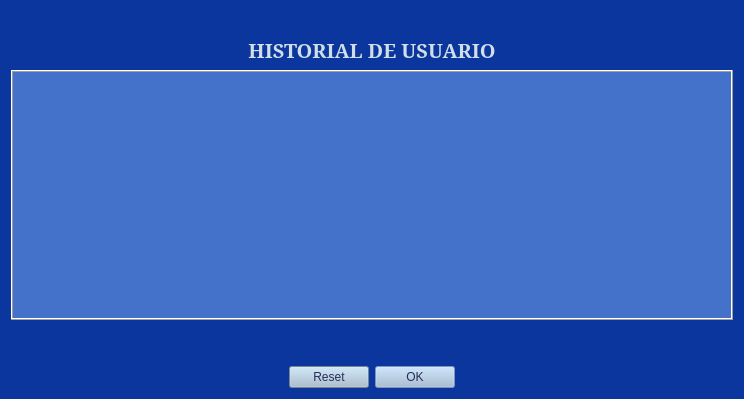
First picture: the form in APP/historial.ui, repository adcfrba/TPO_INFOII, before the edit.
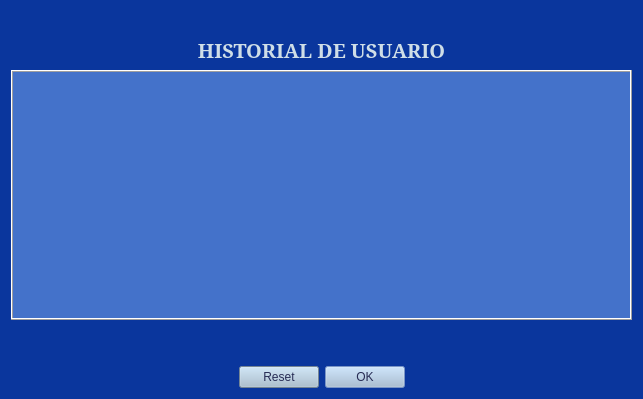
Second picture: the form after the edit. Icons and pictures are not drawn.

What changed in the file:
```diff
--- a/APP/historial.ui
+++ b/APP/historial.ui
@@ -6,7 +6,7 @@
    <rect>
     <x>0</x>
     <y>0</y>
-    <width>744</width>
+    <width>643</width>
     <height>399</height>
    </rect>
   </property>
```
